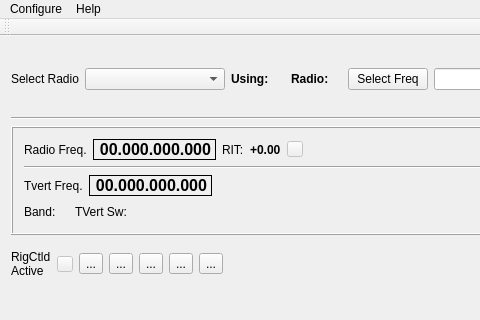
This is mqt/MqtRigControl/rigcontrolmainwindow.ui in Rsclub22/Minos2-Mirror as Qt 5 draws it before an edit; both pictures show x 0 to 480 and y 0 to 320 of the 1020 by 320 pixel window. The edited form follows.
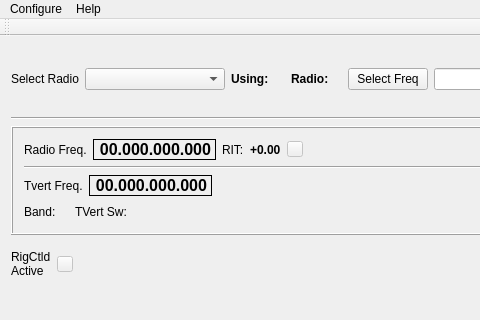
This is the edited form. Custom widgets are drawn as their Qt base class.

Commit message: get rpc working in rigcontrol for voice keyer and the stop button working

Diff of the .ui file:
```diff
--- a/mqt/MqtRigControl/rigcontrolmainwindow.ui
+++ b/mqt/MqtRigControl/rigcontrolmainwindow.ui
@@ -822,41 +822,6 @@
         </item>
        </layout>
       </item>
-      <item>
-       <widget class="QToolButton" name="voiceMemPb1">
-        <property name="text">
-         <string>...</string>
-        </property>
-       </widget>
-      </item>
-      <item>
-       <widget class="QToolButton" name="voiceMemPb2">
-        <property name="text">
-         <string>...</string>
-        </property>
-       </widget>
-      </item>
-      <item>
-       <widget class="QToolButton" name="voiceMemPb3">
-        <property name="text">
-         <string>...</string>
-        </property>
-       </widget>
-      </item>
-      <item>
-       <widget class="QToolButton" name="voiceMemPb4">
-        <property name="text">
-         <string>...</string>
-        </property>
-       </widget>
-      </item>
-      <item>
-       <widget class="QToolButton" name="voiceMemStopPb">
-        <property name="text">
-         <string>...</string>
-        </property>
-       </widget>
-      </item>
       <item>
        <spacer name="horizontalSpacer_6">
         <property name="orientation">
```
The commit also changes 10 other files.
